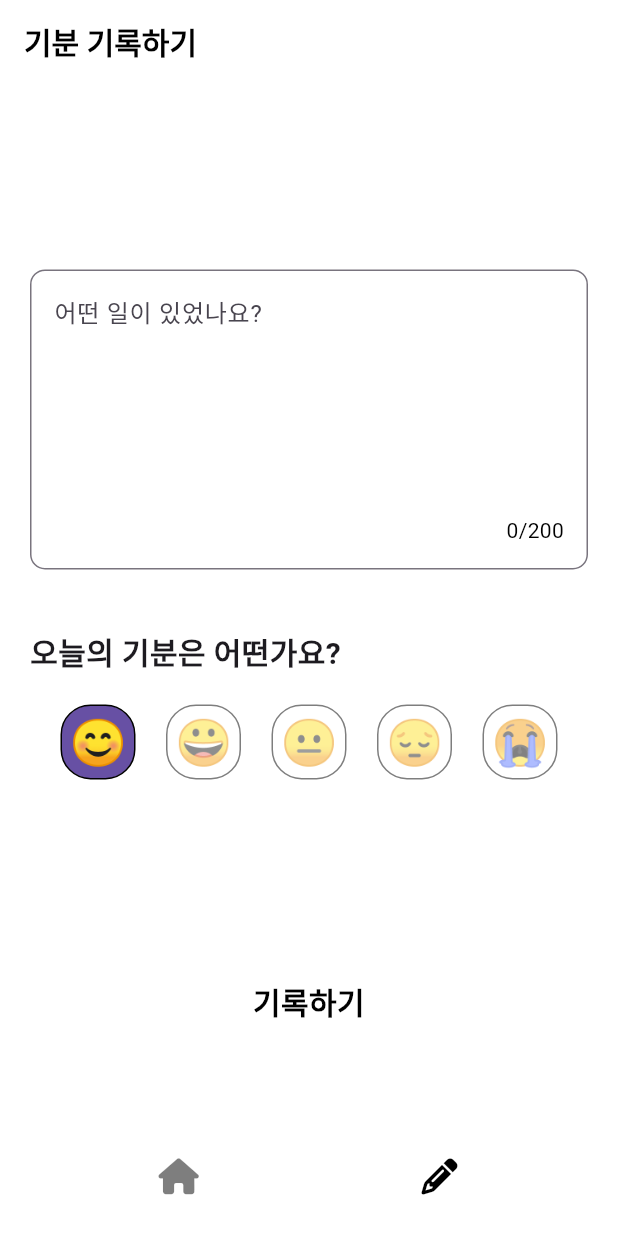
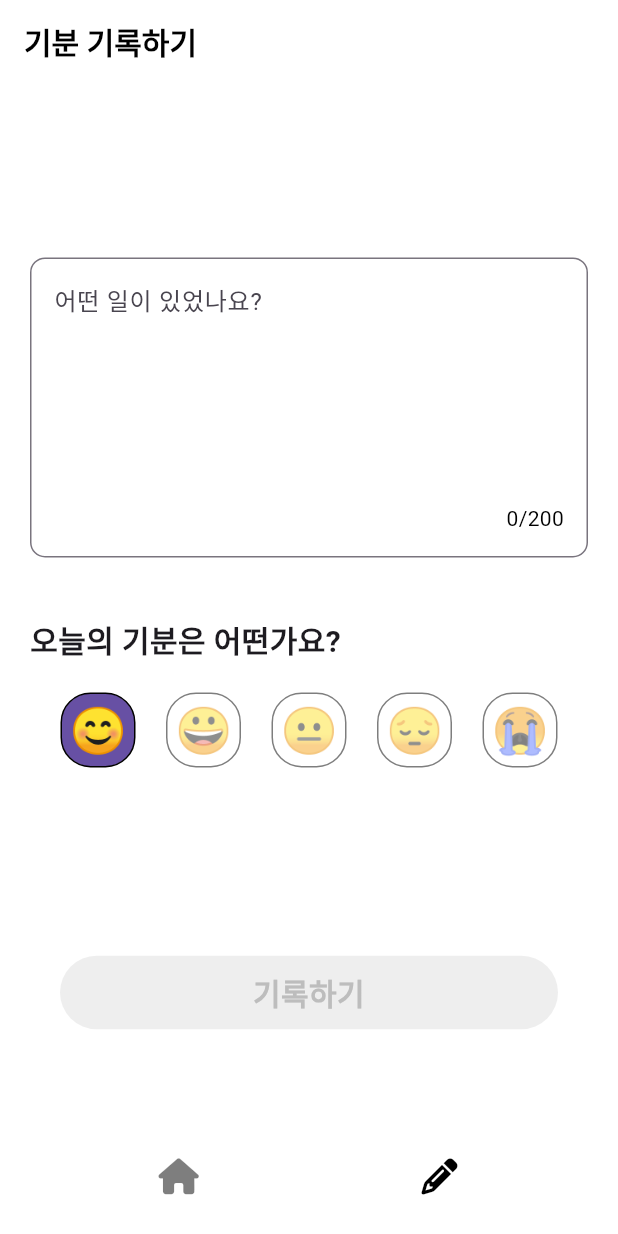
Before and after one commit to wonjangcloud9/n-f-2, a Flutter app: the screen it shows after launch, after a tap on an icon or button, on a phone screen of 412 x 824 dp. Run offline on Flutter 3.47's test engine with Material 3 defaults, Android fonts, the phone set to English and light mode, and no system bars; our stand-ins replace cloud_firestore, firebase_core, flutter_riverpod, font_awesome_flutter, go_router; accounts and stored records are empty; generated files the repository leaves out were written again.

Commit message:
feature: 기록하기 버튼 활성화/ 비활성화

```diff
--- a/lib/features/posts/views/widgets/home_post.dart
+++ b/lib/features/posts/views/widgets/home_post.dart
@@ -2,7 +2,6 @@ import 'package:flutter/material.dart';
 import 'package:resultnomad/constants/gaps.dart';
 import 'package:resultnomad/constants/sizes.dart';
 import 'package:resultnomad/features/posts/models/post_model.dart';
-import 'package:resultnomad/features/posts/repos/posts_repo.dart';
 
 class HomePost extends StatefulWidget {
   final int index;
--- a/lib/features/posts/views/write_screen.dart
+++ b/lib/features/posts/views/write_screen.dart
@@ -192,6 +192,18 @@ class WriteScreenState extends ConsumerState<WriteScreen> {
                   horizontal: Sizes.size20,
                   vertical: Sizes.size10,
                 ),
+                child: Container(
+                  width: double.infinity,
+                  padding: const EdgeInsets.symmetric(
+                    vertical: Sizes.size10,
+                  ),
+                  decoration: BoxDecoration(
+                    color: textController.text.isEmpty ||
+                            textController.text.length > 200
+                        ? Colors.grey[200]
+                        : Theme.of(context).primaryColor,
+                    borderRadius: BorderRadius.circular(30),
+                  ),
                   child: Text(
                     "기록하기",
                     style: TextStyle(
@@ -199,10 +211,11 @@ class WriteScreenState extends ConsumerState<WriteScreen> {
                       fontWeight: FontWeight.bold,
                       color: textController.text.isEmpty ||
                               textController.text.length > 200
-                        ? Colors.black
-                        : Colors.black54,
+                          ? Colors.grey[400]
+                          : Colors.white,
                     ),
                     textAlign: TextAlign.center,
+                  ),
                 ),
               ),
             ),
```
Lines whose indentation alone changed are shown as unchanged.
